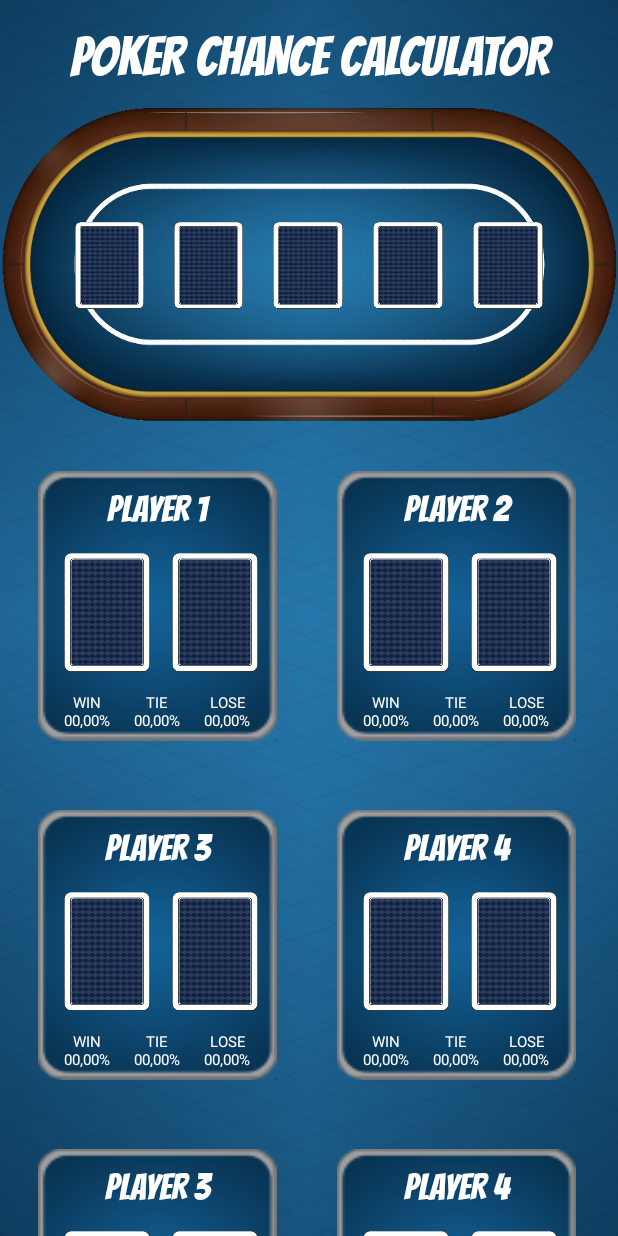
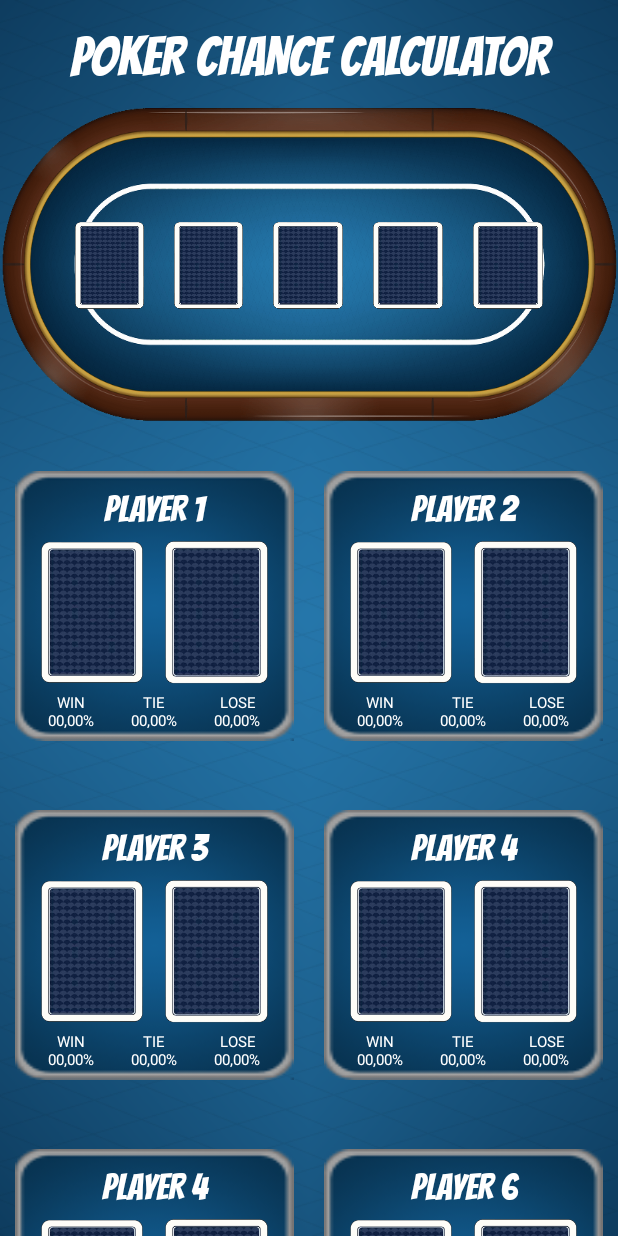
Before and after one commit to Parlov12/Poker_chance_calculator, an Android app: the screen it shows after launch (MainActivity), on a phone screen of 412 x 824 dp. Run offline under Robolectric (Android 15) with nearby library versions, the phone set to English and light mode, and no system bars.

Commit message:
2nd commit

```diff
--- a/app/src/main/res/layout/activity_main.xml
+++ b/app/src/main/res/layout/activity_main.xml
@@ -107,10 +107,10 @@
     -->
         <LinearLayout
             android:id="@+id/linear_vanjski_sloj"
-            android:layout_width="wrap_content"
+            android:layout_width="match_parent"
             android:layout_height="wrap_content"
             android:orientation="vertical"
-            android:weightSum="1"
+            android:weightSum="3"
             app:layout_constraintBottom_toBottomOf="@+id/scroll_view"
             app:layout_constraintEnd_toEndOf="@+id/scroll_view"
             app:layout_constraintStart_toStartOf="@+id/scroll_view"
@@ -118,10 +118,12 @@
 
             <LinearLayout
                 android:id="@+id/linear_first_row"
-                android:layout_width="410dp"
+                android:layout_width="match_parent"
                 android:layout_height="194dp"
                 android:layout_marginTop="32dp"
+                android:layout_weight="1"
                 android:gravity="center_horizontal"
+                android:weightSum="2"
                 app:layout_constraintBottom_toBottomOf="parent"
                 app:layout_constraintEnd_toEndOf="parent"
                 app:layout_constraintStart_toStartOf="parent"
@@ -129,13 +131,13 @@
 
                 <LinearLayout
                     android:id="@+id/linear_player1"
-                    android:layout_width="159dp"
+                    android:layout_width="0dp"
                     android:layout_height="180dp"
-                    android:layout_marginStart="20dp"
-                    android:layout_marginEnd="20dp"
+                    android:layout_marginStart="10dp"
+                    android:layout_marginEnd="10dp"
+                    android:layout_weight="1"
                     android:background="@drawable/okvir"
                     android:orientation="vertical"
-                    android:weightSum="1"
                     tools:layout_editor_absoluteX="50dp"
                     tools:layout_editor_absoluteY="338dp">
 
@@ -153,11 +155,12 @@
 
                     <LinearLayout
                         android:id="@+id/linear_player1_2"
-                        android:layout_width="144dp"
+                        android:layout_width="match_parent"
                         android:layout_height="103dp"
                         android:layout_marginStart="10dp"
                         android:layout_marginEnd="10dp"
-                        android:orientation="horizontal">
+                        android:orientation="horizontal"
+                        android:weightSum="2">
 
                         <ImageView
                             android:id="@+id/player2_card1"
@@ -185,7 +188,8 @@
                         android:layout_marginStart="10dp"
                         android:layout_marginEnd="10dp"
                         android:layout_marginBottom="5dp"
-                        android:orientation="horizontal">
+                        android:orientation="horizontal"
+                        android:weightSum="3">
 
                         <TextView
                             android:id="@+id/win_stats2"
@@ -222,13 +226,13 @@
 
                 <LinearLayout
                     android:id="@+id/linear_player2"
-                    android:layout_width="159dp"
+                    android:layout_width="0dp"
                     android:layout_height="180dp"
-                    android:layout_marginStart="20dp"
-                    android:layout_marginEnd="20dp"
+                    android:layout_marginStart="10dp"
+                    android:layout_marginEnd="10dp"
+                    android:layout_weight="1"
                     android:background="@drawable/okvir"
                     android:orientation="vertical"
-                    android:weightSum="1"
                     tools:layout_editor_absoluteX="240dp"
                     tools:layout_editor_absoluteY="305dp">
 
@@ -246,11 +250,12 @@
 
                     <LinearLayout
                         android:id="@+id/player2_2"
-                        android:layout_width="144dp"
+                        android:layout_width="match_parent"
                         android:layout_height="103dp"
                         android:layout_marginStart="10dp"
                         android:layout_marginEnd="10dp"
-                        android:orientation="horizontal">
+                        android:orientation="horizontal"
+                        android:weightSum="2">
 
                         <ImageView
                             android:id="@+id/player1_card1"
@@ -278,7 +283,8 @@
                         android:layout_marginStart="10dp"
                         android:layout_marginEnd="10dp"
                         android:layout_marginBottom="5dp"
-                        android:orientation="horizontal">
+                        android:orientation="horizontal"
+                        android:weightSum="3">
 
                         <TextView
                             android:id="@+id/win_stats1"
@@ -317,10 +323,12 @@
 
             <LinearLayout
                 android:id="@+id/linear_second_row"
-                android:layout_width="410dp"
+                android:layout_width="match_parent"
                 android:layout_height="194dp"
                 android:layout_marginTop="32dp"
+                android:layout_weight="1"
                 android:gravity="center_horizontal"
+                android:weightSum="2"
                 app:layout_constraintBottom_toBottomOf="parent"
                 app:layout_constraintEnd_toEndOf="parent"
                 app:layout_constraintStart_toStartOf="parent"
@@ -328,13 +336,13 @@
 
                 <LinearLayout
                     android:id="@+id/linear_player3"
-                    android:layout_width="159dp"
+                    android:layout_width="0dp"
                     android:layout_height="180dp"
-                    android:layout_marginStart="20dp"
-                    android:layout_marginEnd="20dp"
+                    android:layout_marginStart="10dp"
+                    android:layout_marginEnd="10dp"
+                    android:layout_weight="1"
                     android:background="@drawable/okvir"
                     android:orientation="vertical"
-                    android:weightSum="1"
                     tools:layout_editor_absoluteX="50dp"
                     tools:layout_editor_absoluteY="338dp">
 
@@ -352,11 +360,12 @@
 
                     <LinearLayout
                         android:id="@+id/linear_player2_1"
-                        android:layout_width="144dp"
+                        android:layout_width="match_parent"
                         android:layout_height="103dp"
                         android:layout_marginStart="10dp"
                         android:layout_marginEnd="10dp"
-                        android:orientation="horizontal">
+                        android:orientation="horizontal"
+                        android:weightSum="2">
 
                         <ImageView
                             android:id="@+id/player3_card1"
@@ -384,7 +393,8 @@
                         android:layout_marginStart="10dp"
                         android:layout_marginEnd="10dp"
                         android:layout_marginBottom="5dp"
-                        android:orientation="horizontal">
+                        android:orientation="horizontal"
+                        android:weightSum="3">
 
                         <TextView
                             android:id="@+id/win_stats3"
@@ -421,13 +431,13 @@
 
                 <LinearLayout
                     android:id="@+id/linear_player4"
-                    android:layout_width="159dp"
+                    android:layout_width="0dp"
                     android:layout_height="180dp"
-                    android:layout_marginStart="20dp"
-                    android:layout_marginEnd="20dp"
+                    android:layout_marginStart="10dp"
+                    android:layout_marginEnd="10dp"
+                    android:layout_weight="1"
                     android:background="@drawable/okvir"
                     android:orientation="vertical"
-                    android:weightSum="1"
                     tools:layout_editor_absoluteX="240dp"
                     tools:layout_editor_absoluteY="305dp">
 
@@ -445,11 +455,12 @@
 
                     <LinearLayout
                         android:id="@+id/player4_2"
-                        android:layout_width="144dp"
+                        android:layout_width="match_parent"
                         android:layout_height="103dp"
                         android:layout_marginStart="10dp"
                         android:layout_marginEnd="10dp"
-                        android:orientation="horizontal">
+                        android:orientation="horizontal"
+                        android:weightSum="2">
 
                         <ImageView
                             android:id="@+id/player4_card1"
@@ -477,7 +488,8 @@
                         android:layout_marginStart="10dp"
                         android:layout_marginEnd="10dp"
                         android:layout_marginBottom="5dp"
-                        android:orientation="horizontal">
+                        android:orientation="horizontal"
+                        android:weightSum="3">
 
                         <TextView
                             android:id="@+id/win_stats4"
@@ -516,10 +528,12 @@
 
             <LinearLayout
                 android:id="@+id/linear_third_row"
-                android:layout_width="410dp"
+                android:layout_width="match_parent"
                 android:layout_height="194dp"
                 android:layout_marginTop="32dp"
+                android:layout_weight="1"
                 android:gravity="center_horizontal"
+                android:weightSum="2"
                 app:layout_constraintBottom_toBottomOf="parent"
                 app:layout_constraintEnd_toEndOf="parent"
                 app:layout_constraintStart_toStartOf="parent"
@@ -527,13 +541,13 @@
 
                 <LinearLayout
                     android:id="@+id/linear_player5"
-                    android:layout_width="159dp"
+                    android:layout_width="0dp"
                     android:layout_height="180dp"
-                    android:layout_marginStart="20dp"
-                    android:layout_marginEnd="20dp"
+                    android:layout_marginStart="10dp"
+                    android:layout_marginEnd="10dp"
+                    android:layout_weight="1"
                     android:background="@drawable/okvir"
                     android:orientation="vertical"
-                    android:weightSum="1"
                     tools:layout_editor_absoluteX="50dp"
                     tools:layout_editor_absoluteY="338dp">
 
@@ -544,18 +558,19 @@
                         android:elegantTextHeight="true"
                         android:fontFamily="@font/bangers"
                         android:gravity="center"
-                        android:text="PLAYER 3"
+                        android:text="PLAYER 4"
                         android:textAlignment="center"
                         android:textColor="#ffffff"
                         android:textSize="24sp" />
 
                     <LinearLayout
                         android:id="@+id/linear_player5_1"
-                        android:layout_width="144dp"
+                        android:layout_width="match_parent"
                         android:layout_height="103dp"
                         android:layout_marginStart="10dp"
                         android:layout_marginEnd="10dp"
-                        android:orientation="horizontal">
+                        android:orientation="horizontal"
+                        android:weightSum="2">
 
                         <ImageView
                             android:id="@+id/player5_card1"
@@ -583,7 +598,8 @@
                         android:layout_marginStart="10dp"
                         android:layout_marginEnd="10dp"
                         android:layout_marginBottom="5dp"
-                        android:orientation="horizontal">
+                        android:orientation="horizontal"
+                        android:weightSum="3">
 
                         <TextView
                             android:id="@+id/win_stats5"
@@ -620,13 +636,13 @@
 
                 <LinearLayout
                     android:id="@+id/linear_player6"
-                    android:layout_width="159dp"
+                    android:layout_width="0dp"
                     android:layout_height="180dp"
-                    android:layout_marginStart="20dp"
-                    android:layout_marginEnd="20dp"
+                    android:layout_marginStart="10dp"
+                    android:layout_marginEnd="10dp"
+                    android:layout_weight="1"
                     android:background="@drawable/okvir"
                     android:orientation="vertical"
-                    android:weightSum="1"
                     tools:layout_editor_absoluteX="240dp"
                     tools:layout_editor_absoluteY="305dp">
 
@@ -637,18 +653,19 @@
                         android:elegantTextHeight="true"
                         android:fontFamily="@font/bangers"
                         android:gravity="center"
-                        android:text="PLAYER 4"
+                        android:text="PLAYER 6"
                         android:textAlignment="center"
                         android:textColor="#ffffff"
                         android:textSize="24sp" />
 
                     <LinearLayout
                         android:id="@+id/player6_2"
-                        android:layout_width="144dp"
+                        android:layout_width="match_parent"
                         android:layout_height="103dp"
                         android:layout_marginStart="10dp"
                         android:layout_marginEnd="10dp"
-                        android:orientation="horizontal">
+                        android:orientation="horizontal"
+                        android:weightSum="2">
 
                         <ImageView
                             android:id="@+id/player6_card1"
@@ -676,7 +693,8 @@
                         android:layout_marginStart="10dp"
                         android:layout_marginEnd="10dp"
                         android:layout_marginBottom="5dp"
-                        android:orientation="horizontal">
+                        android:orientation="horizontal"
+                        android:weightSum="3">
 
                         <TextView
                             android:id="@+id/win_stats6"
```
